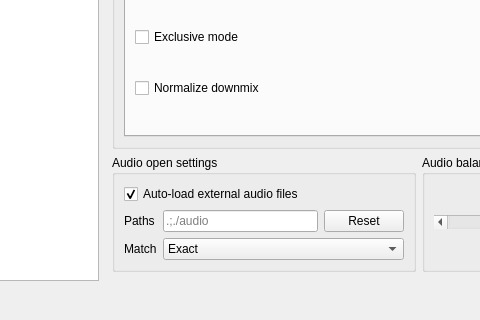
The window that settingswindow.ui (mpc-qt/mpc-qt) describes before a commit, drawn with Qt 5; both pictures show x 151 to 631 and y 318 to 638 of the 896 by 638 pixel window.
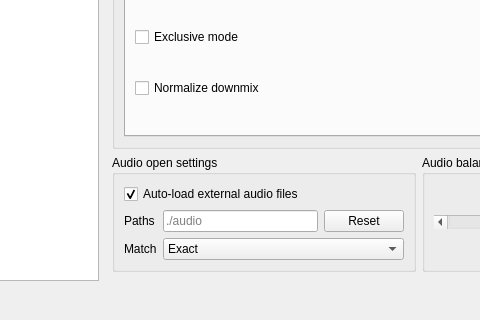
The same window after the commit. The open tabs and pages were chosen to show the change.

Commit message:
settingswindow: Don't add the current directory to external audio search
mpv already searches in it, so it just adds a duplicate audio track.

See also the equivalent for subtitles:
db5bf29aed7607b9d350eb8d6ab15b4c59ddf74e.

Fixes #644 (External audio track has double entry in audio selector
menu).

```diff
--- a/settingswindow.ui
+++ b/settingswindow.ui
@@ -6112,7 +6112,7 @@
                 <item>
                  <widget class="QLineEdit" name="audioAutoloadPath">
                   <property name="placeholderText">
-                   <string notr="true">.;./audio</string>
+                   <string notr="true">./audio</string>
                   </property>
                  </widget>
                 </item>
```
